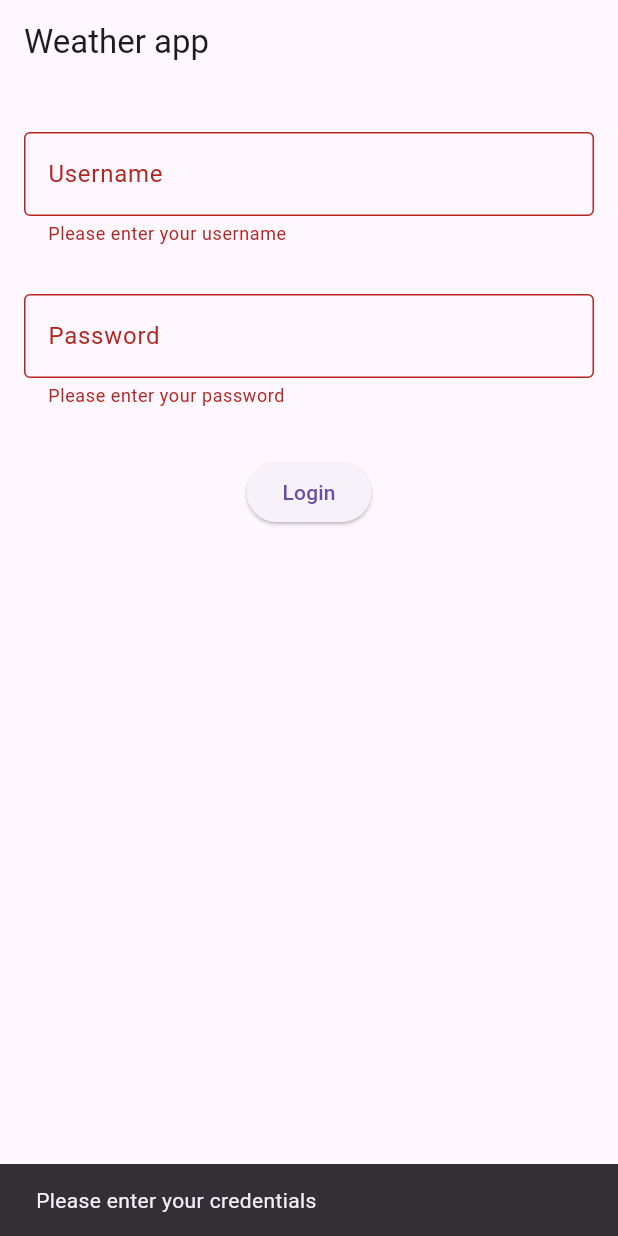
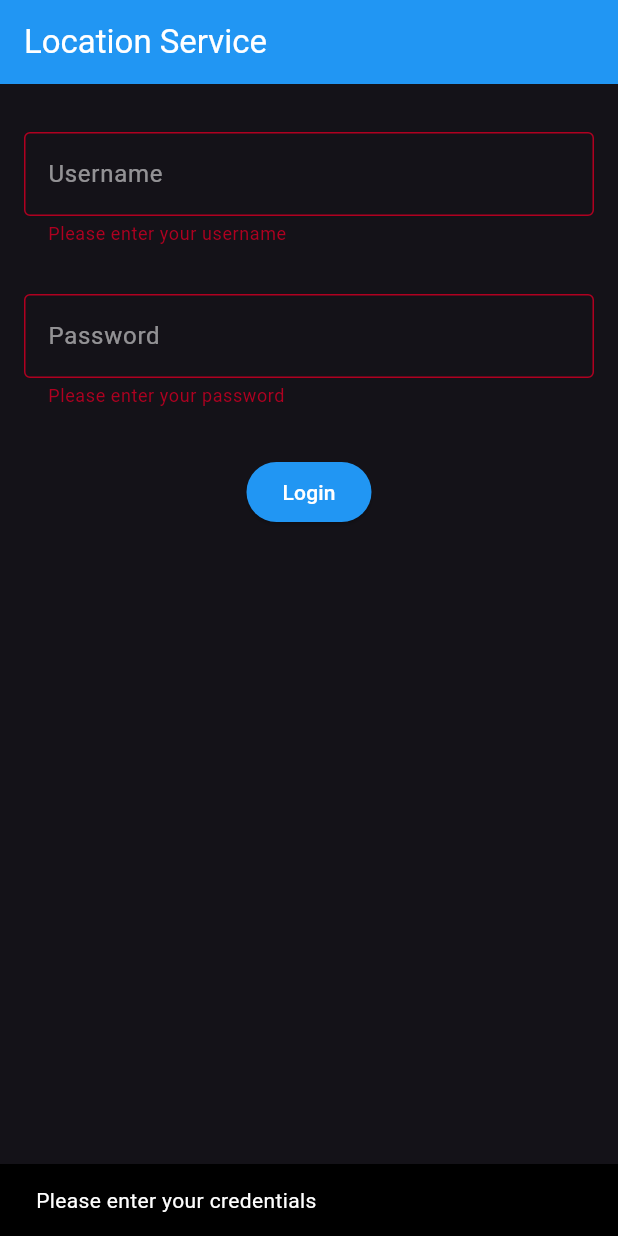
Before and after one commit to marcusicaro/flutter_application_ol, a Flutter app: the screen it shows after launch, after a tap on "Login", on a phone screen of 412 x 824 dp. Run offline on Flutter 3.47's test engine with Material 3 defaults, Android fonts, the phone set to English and light mode, and no system bars; our stand-ins replace geolocator.

Commit message:
feat: implement theme color

```diff
--- a/lib/main.dart
+++ b/lib/main.dart
@@ -1,5 +1,6 @@
 import 'package:flutter/material.dart';
 import 'package:flutter_application_1/screens/login.dart';
+import 'package:flutter_application_1/screens/weather.dart';
 import 'package:flutter_application_1/utils/custom_future_builder.dart';
 import 'package:flutter_application_1/utils/request_access_to_location.dart';
 import 'package:flutter_application_1/utils/global_snackbar.dart';
@@ -31,20 +32,47 @@ class MyAppState extends State<MyApp> {
     return await requestAccessToLocation();
   }
 
-  // This widget is the root of your application.
   @override
   Widget build(BuildContext context) {
     return MaterialApp(
       scaffoldMessengerKey: GlobalSnackbar.key,
       title: 'Location Service',
-      theme: ThemeData.light(),
-      home: CustomFutureBuilder(
-        future: _deviceLocationAccessStatus,
-        errorMessage: 'This app requires access to your device location.',
-        buildSuccessState: (context, snapshot) => LoginScreen(
-          formKey: formKey,
-          usernameController: emailController,
-          passwordController: passwordController,
+      theme: ThemeData.dark().copyWith(
+        primaryColor: Colors.blue,
+        appBarTheme: const AppBarTheme(
+            color: Colors.blue, foregroundColor: Colors.white),
+        colorScheme: const ColorScheme.light(
+            primary: Colors.blue, background: Colors.white),
+      ),
+      home: Scaffold(
+        appBar: AppBar(
+          title: const Text('Location Service'),
+        ),
+        body: Navigator(
+          initialRoute: '/',
+          onGenerateRoute: (RouteSettings settings) {
+            WidgetBuilder builder;
+            switch (settings.name) {
+              case '/':
+                builder = (BuildContext _) => CustomFutureBuilder(
+                      future: _deviceLocationAccessStatus,
+                      errorMessage:
+                          'This app requires access to your device location.',
+                      buildSuccessState: (context, snapshot) => LoginScreen(
+                        formKey: formKey,
+                        usernameController: emailController,
+                        passwordController: passwordController,
+                      ),
+                    );
+                break;
+              case '/weather':
+                builder = (BuildContext _) => const WeatherScreen();
+                break;
+              default:
+                throw Exception('Invalid route: ${settings.name}');
+            }
+            return MaterialPageRoute(builder: builder, settings: settings);
+          },
         ),
       ),
     );
--- a/lib/screens/login.dart
+++ b/lib/screens/login.dart
@@ -1,5 +1,4 @@
 import 'package:flutter/material.dart';
-import 'package:flutter_application_1/screens/weather.dart';
 import 'package:flutter_application_1/utils/global_snackbar.dart';
 import 'package:flutter_application_1/utils/login/custom_padding.dart';
 import 'package:flutter_application_1/utils/login/text_field.dart';
@@ -19,13 +18,9 @@ class LoginScreen extends StatelessWidget {
 
   @override
   Widget build(BuildContext context) {
-    return Scaffold(
-      appBar: AppBar(
-        title: const Text('Weather app'),
-      ),
-      body: Center(
+    return Center(
       child: ConstrainedBox(
-          constraints: const BoxConstraints(maxWidth: 600), // Set maximum width
+        constraints: const BoxConstraints(maxWidth: 600),
         child: Form(
           key: _formKey,
           child: CustomPadding(
@@ -46,6 +41,10 @@ class LoginScreen extends StatelessWidget {
                 CustomPadding(
                   child: Center(
                       child: ElevatedButton(
+                    style: ElevatedButton.styleFrom(
+                      foregroundColor: Colors.white,
+                      backgroundColor: Theme.of(context).primaryColor,
+                    ),
                     onPressed: () async {
                       if (_formKey.currentState!.validate()) {
                         var authService = MockAuthService();
@@ -54,10 +53,9 @@ class LoginScreen extends StatelessWidget {
                           passwordController.text,
                         );
                         if (success) {
-                            Navigator.push(
+                          Navigator.pushNamed(
                             context,
-                              MaterialPageRoute(
-                                  builder: (context) => const WeatherScreen()),
+                            '/weather',
                           );
                         } else {
                           GlobalSnackbar.show('Invalid credentials');
@@ -74,7 +72,6 @@ class LoginScreen extends StatelessWidget {
           ),
         ),
       ),
-      ),
     );
   }
 }
--- a/lib/screens/weather.dart
+++ b/lib/screens/weather.dart
@@ -30,11 +30,7 @@ class WeatherScreenState extends State<WeatherScreen> {
 
   @override
   Widget build(BuildContext context) {
-    return Scaffold(
-      appBar: AppBar(
-        title: const Text('Weather App'),
-      ),
-      body: CustomFutureBuilder(
+    return CustomFutureBuilder(
       future: _updateWeatherDataFuture,
       errorMessage:
           'It was not possible to get the weather conditions. Please verify your connection.',
@@ -61,7 +57,6 @@ class WeatherScreenState extends State<WeatherScreen> {
           ],
         ),
       ),
-      ),
     );
   }
 }
--- /dev/null
+++ b/lib/utils/custom_appbar.dart
@@ -0,0 +1,19 @@
+import 'package:flutter/material.dart';
+
+class CustomAppBar extends StatelessWidget implements PreferredSizeWidget {
+  final String title;
+
+  const CustomAppBar({super.key, this.title = 'Weather app'});
+
+  @override
+  Widget build(BuildContext context) {
+    return AppBar(
+      title: Text(title),
+      foregroundColor: Colors.white,
+      backgroundColor: Theme.of(context).primaryColor,
+    );
+  }
+
+  @override
+  Size get preferredSize => const Size.fromHeight(kToolbarHeight);
+}
--- a/lib/utils/login/text_field.dart
+++ b/lib/utils/login/text_field.dart
@@ -23,7 +23,10 @@ class CustomTextField extends StatelessWidget {
         obscureText: obscureText,
         decoration: InputDecoration(
           border: const OutlineInputBorder(),
+          enabledBorder: const OutlineInputBorder(
+              borderSide: BorderSide(color: Colors.white)),
           labelText: labelText,
+          labelStyle: const TextStyle(color: Colors.white54),
         ),
         validator: (value) {
           if (value == null || value.isEmpty) {
```
Also changed, not shown: 1 other file. Lines whose indentation alone changed are shown as unchanged.
